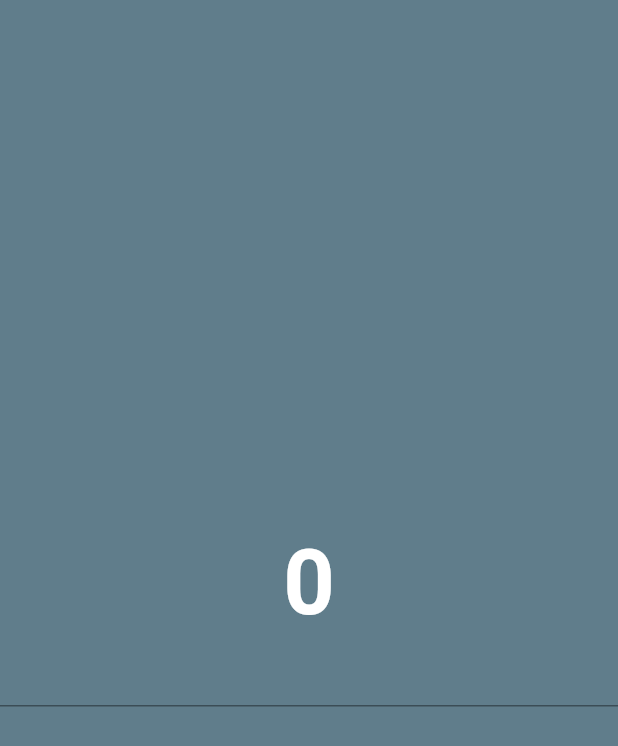
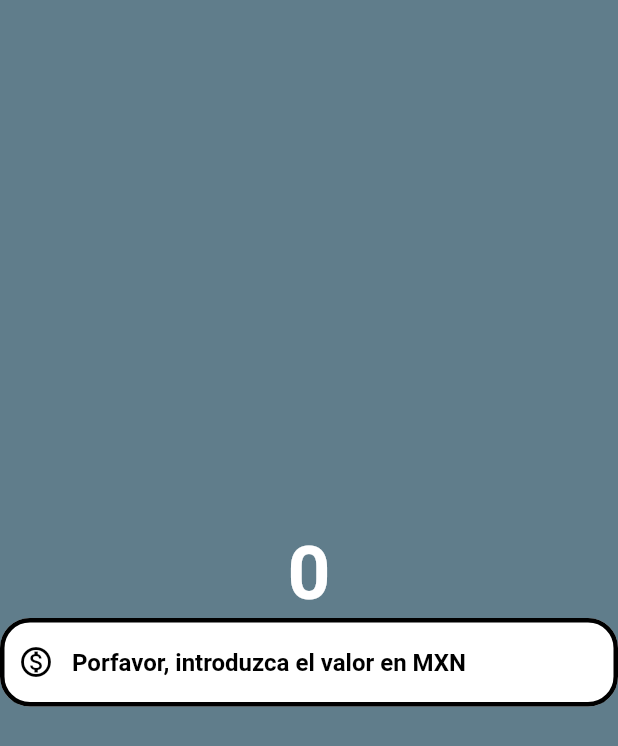
Before and after one commit to IGerardoJR/ConvertidorDivisas, a Flutter app: the screen it shows after launch, on a phone screen of 412 x 824 dp. Shown: the top 746 px of the screen. Run offline on Flutter 3.47's test engine with Material 2 defaults, Android fonts, the phone set to English and light mode, and no system bars; our stand-ins replace flutter_platform_widgets; Roboto replaces fonts that are missing (jobTitle).

Commit message:
Cambios en el text input

```diff
--- a/lib/main.dart
+++ b/lib/main.dart
@@ -33,36 +33,62 @@ class MyApp extends StatelessWidget {
   @override
   Widget build(BuildContext context)
   {
-    return const MaterialApp(
+    final border =  OutlineInputBorder(
+                      // Color(0xAARRGGBB)
+                      // 0xFF000000
+                      borderSide: BorderSide(
+                        color: Colors.black,
+                        width: 3.0,
+                        style: BorderStyle.solid,
+                      ),
+                      borderRadius:
+                        BorderRadius.circular(20),
+
+                    );
+
+    return  MaterialApp(
       home: Scaffold(
         backgroundColor: Colors.blueGrey,
         body: Center(
           child:Column(
           mainAxisAlignment: MainAxisAlignment.center,
           children: [
+
             Text('0',
             style:
             TextStyle(
               color:Color.fromRGBO(255, 255, 255, 1),
-                fontSize: 60,
-                fontFamily: AutofillHints.jobTitle,
+                fontSize: 50,
                 fontWeight: FontWeight.bold
                 ),
             ),
             TextField(
+                style:TextStyle(
+                  color:Colors.black,
+                  fontWeight: FontWeight.bold
+                ),
+                decoration: InputDecoration(
+                    hintText: 'Porfavor, introduzca el valor en MXN',
 
-            ),
-
-          ],
+                    hintStyle: TextStyle(
+                        color:Colors.black
+                    ),
+                    prefixIcon: Icon(
+                        Icons.monetization_on_outlined,
+                    ),
+                    prefixIconColor: Colors.black,
+                    filled: true,
+                    fillColor: Colors.white,
+                    focusedBorder: border,
+                    enabledBorder: border,
+                  ),
+                  keyboardType: TextInputType.number,
+                ),
+            ],
         ),
        ),
       )
     );
-
-
-    // return MaterialApp(
-    //   home: CurrencyConverterMaterialPage(),
-    // );
   }
 
 
```
